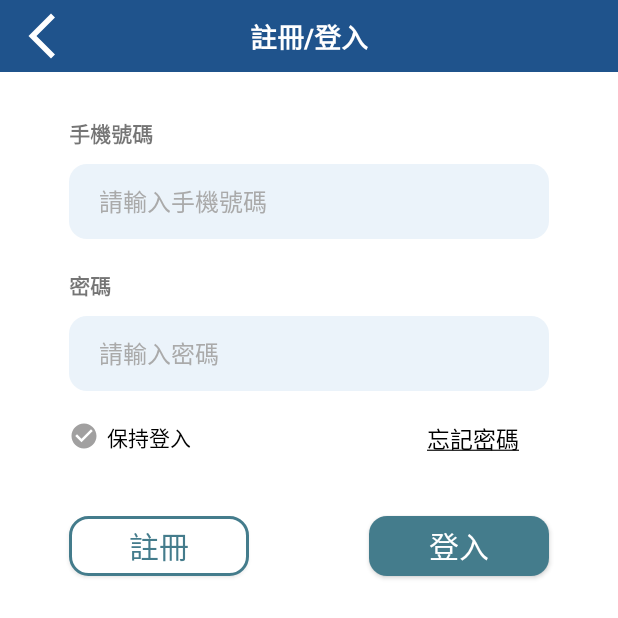
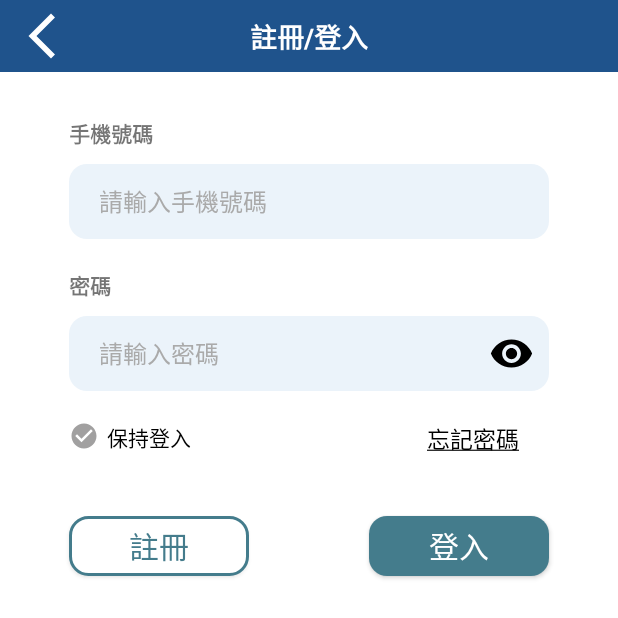
Before and after one commit to jacky7612/android_nantoupass, an Android app: the screen it shows after launch (MainActivity), after a tap on an icon or button, on a phone screen of 412 x 824 dp, the top half of it. Run offline under Robolectric (Android 15) with nearby library versions, the light colour scheme and no system bars; libraries missing offline, so code that uses them is left out: com.youth.banner; pictures from the network do not load; 5 statements that could not run were skipped.

Commit message:
modify loginfragment password visibility

```diff
--- a/app/src/main/res/layout/fragment_login.xml
+++ b/app/src/main/res/layout/fragment_login.xml
@@ -76,6 +76,17 @@
         app:layout_constraintTop_toBottomOf="@+id/txt_pwd"
         app:layout_constraintVertical_bias="0.3" />
 
+
+    <ImageView
+        android:id="@+id/seePWD1"
+        android:layout_marginRight="10dp"
+        android:background="@drawable/eye"
+        app:layout_constraintEnd_toEndOf="@+id/login_password_editText"
+        app:layout_constraintBottom_toBottomOf="@+id/login_password_editText"
+        app:layout_constraintTop_toTopOf="@+id/login_password_editText"
+        android:layout_width="30dp"
+        android:layout_height="30dp"/>
+
     <TextView
         android:id="@+id/forget_password_textView"
         android:layout_width="wrap_content"
```
Also changed, not shown: app/src/main/java/com/jotangi/nantouparking/ui/member/LoginFragment.kt (+18 -0 lines).
